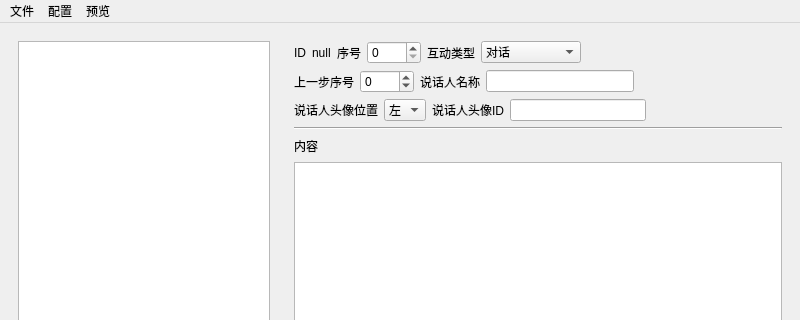
First picture: the form in ui/mainwindow.ui, repository Jovany-Rong/awesomedialog-generator, before the edit; both pictures show x 0 to 800 and y 0 to 320 of the 800 by 609 pixel window.
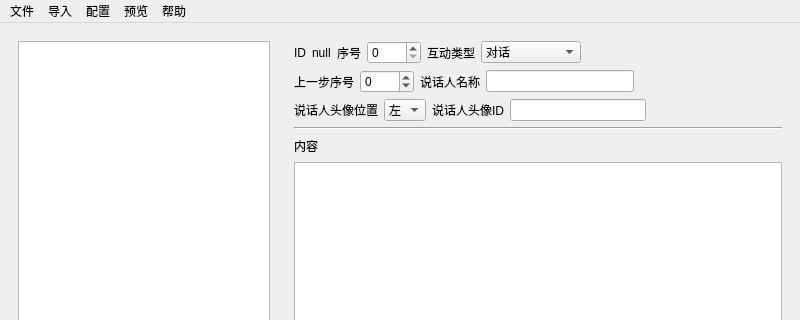
Second picture: the form after the edit.

Commit message: doing import

Patch:
```diff
--- a/ui/mainwindow.ui
+++ b/ui/mainwindow.ui
@@ -329,9 +329,27 @@
     <addaction name="actionFromStart"/>
     <addaction name="actionFromNow"/>
    </widget>
+   <widget class="QMenu" name="menuImport">
+    <property name="title">
+     <string>导入</string>
+    </property>
+    <addaction name="actionFromText"/>
+    <addaction name="actionFromExcel"/>
+    <addaction name="actionFromJson"/>
+   </widget>
+   <widget class="QMenu" name="menuHelp">
+    <property name="title">
+     <string>帮助</string>
+    </property>
+    <addaction name="actionVersion"/>
+    <addaction name="actionManual"/>
+    <addaction name="actionWebsite"/>
+   </widget>
    <addaction name="menuFile"/>
+   <addaction name="menuImport"/>
    <addaction name="menuConfig"/>
    <addaction name="menuplay"/>
+   <addaction name="menuHelp"/>
   </widget>
   <widget class="QStatusBar" name="statusbar"/>
   <action name="actionNew">
```
Left out of the diff: 30 changed lines with no effect on the pictures. The commit also changes 7 other files.
